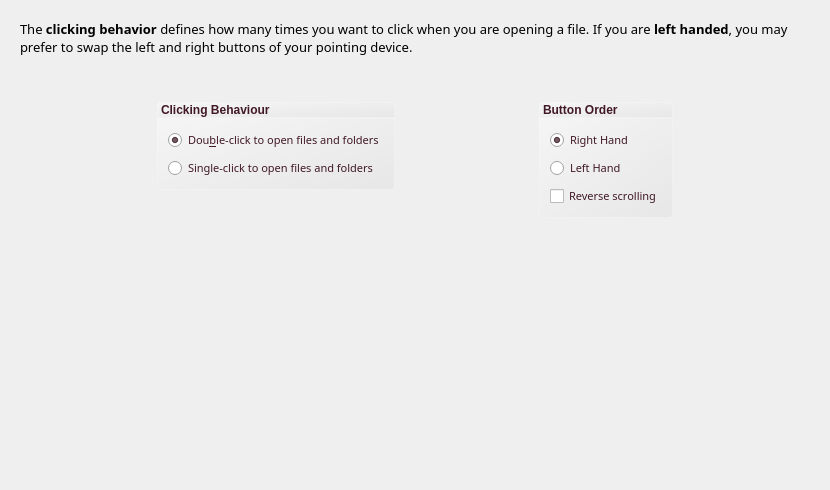
Qt form kde/kaptan/src/gui/mouseWidget.ui (pars-linux/uludag) before a commit.
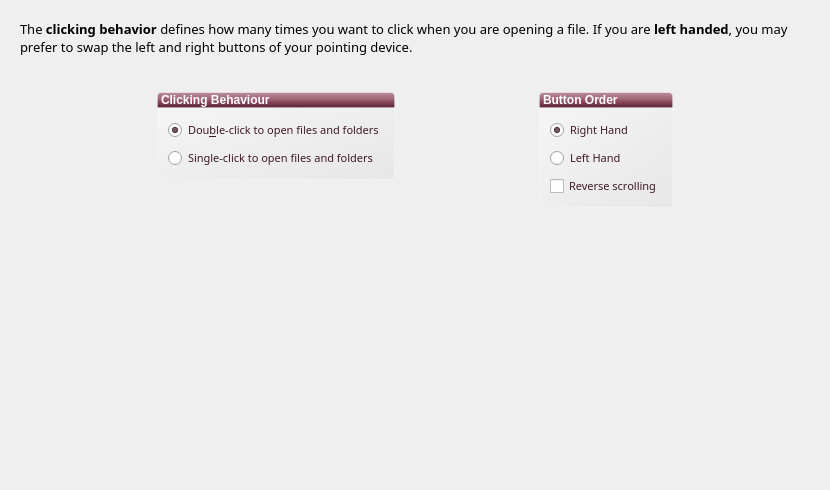
The same form after that commit.

Patch:
```diff
--- a/kde/kaptan/src/gui/mouseWidget.ui
+++ b/kde/kaptan/src/gui/mouseWidget.ui
@@ -62,9 +62,10 @@
             </font>
            </property>
            <property name="styleSheet">
-            <string notr="true">background-color: qlineargradient(spread:pad, x1:1, y1:1, x2:0, y2:0, stop:0 rgba(219, 219, 219, 100), stop:1 rgba(255, 255, 255, 100));
+            <string notr="true">background-color: qlineargradient(spread:pad, x1:0.5, y1:1, x2:0.5, y2:0, stop:0 rgba(183, 100, 124, 255), stop:0.0212465 rgba(91, 33, 50, 255), stop:0.521739 rgba(152, 86, 105, 255), stop:0.527174 rgba(155, 98, 115, 255), stop:0.983696 rgba(184, 141, 153, 255), stop:1 rgba(220, 173, 186, 255));
+/*background-color: qlineargradient(spread:pad, x1:1, y1:1, x2:0, y2:0, stop:0 rgba(219, 219, 219, 100), stop:1 rgba(255, 255, 255, 100));*/
 border: 1px solid rgba(255,255,255,50);
-color:#411926;
+color:white;
 border-top-left-radius: 4px;
 border-top-right-radius: 4px;</string>
            </property>
@@ -185,9 +186,10 @@
             </font>
            </property>
            <property name="styleSheet">
-            <string notr="true">border: 1px solid rgba(255,255,255,50);
-background-color: qlineargradient(spread:pad, x1:1, y1:1, x2:0, y2:0, stop:0 rgba(219, 219, 219, 100), stop:1 rgba(255, 255, 255, 100));
-color:#411926;
+            <string notr="true">background-color: qlineargradient(spread:pad, x1:0.5, y1:1, x2:0.5, y2:0, stop:0 rgba(183, 100, 124, 255), stop:0.0212465 rgba(91, 33, 50, 255), stop:0.521739 rgba(152, 86, 105, 255), stop:0.527174 rgba(155, 98, 115, 255), stop:0.983696 rgba(184, 141, 153, 255), stop:1 rgba(220, 173, 186, 255));
+/*background-color: qlineargradient(spread:pad, x1:1, y1:1, x2:0, y2:0, stop:0 rgba(219, 219, 219, 100), stop:1 rgba(255, 255, 255, 100));*/
+border: 1px solid rgba(255,255,255,50);
+color:white;
 border-top-left-radius: 4px;
 border-top-right-radius: 4px;</string>
            </property>
@@ -336,7 +338,7 @@
      <property name="sizeHint" stdset="0">
       <size>
        <width>20</width>
-       <height>40</height>
+       <height>30</height>
       </size>
      </property>
     </spacer>
```
